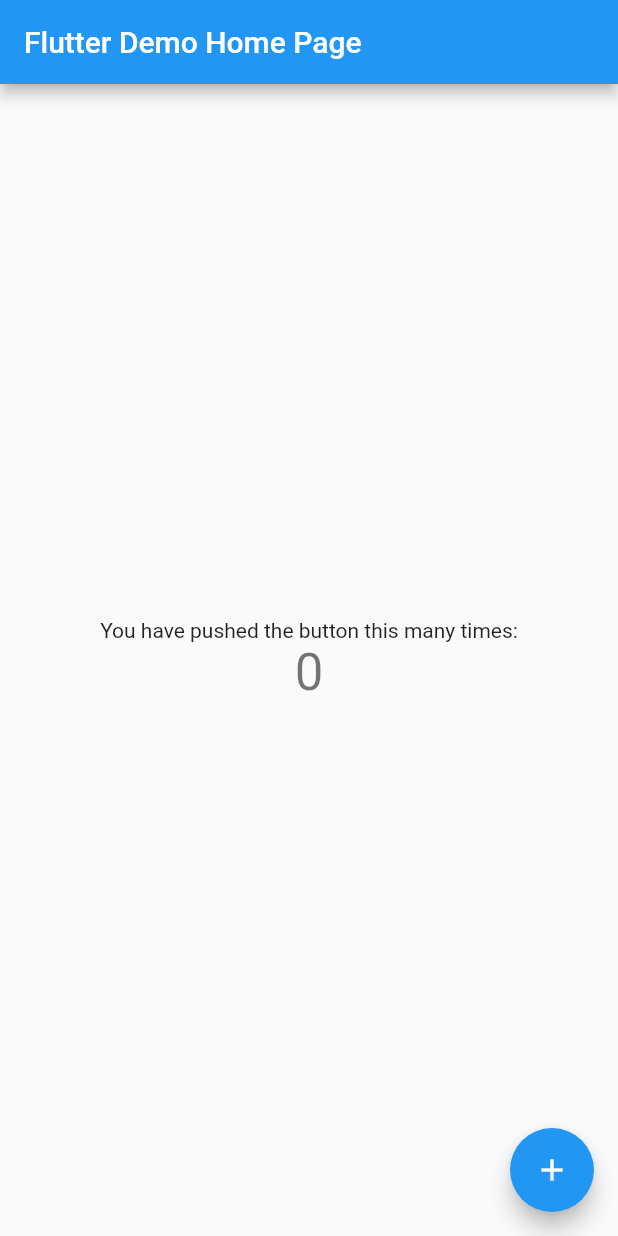
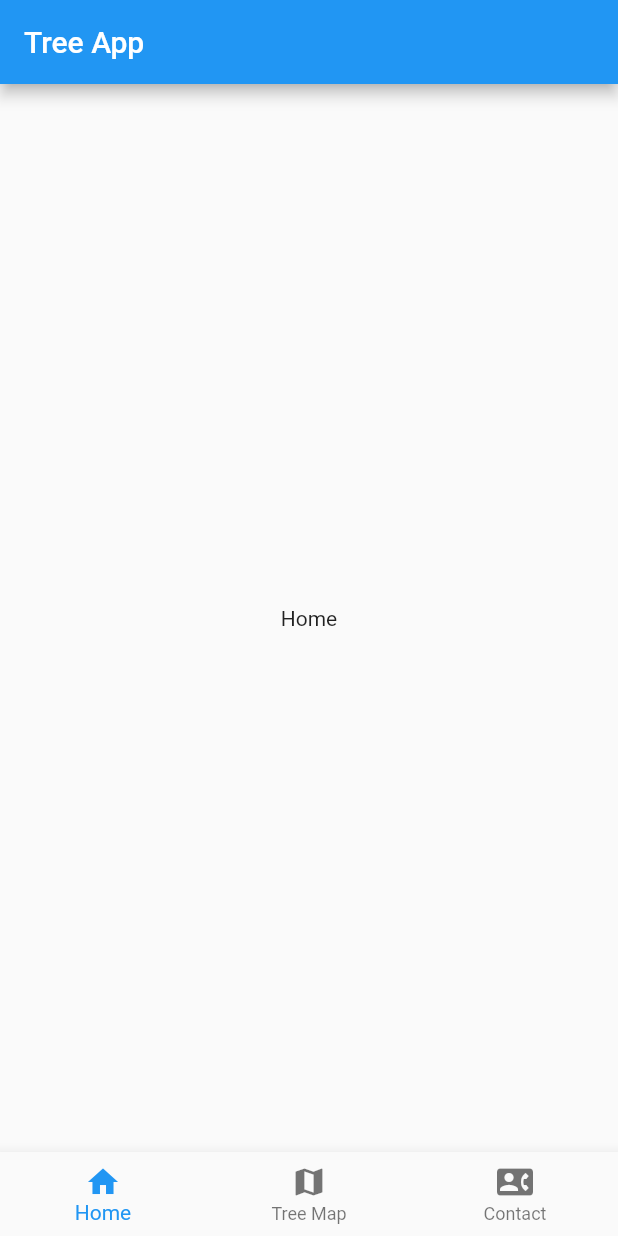
Before and after one commit to MikeVasaski/Mobile-App-Project2023-Group2, a Flutter app: the screen it shows after launch, on a phone screen of 412 x 824 dp. Run offline on Flutter 3.47's test engine with Material 2 defaults, Android fonts, the light colour scheme and no system bars; our stand-ins replace flutter_map.

Commit message:
Add Navbar in homepage

```diff
--- a/mobilpgroup2/lib/main.dart
+++ b/mobilpgroup2/lib/main.dart
@@ -1,66 +1,16 @@
 import 'package:flutter/material.dart';
+import 'package:mobilpgroup2/pages/home.dart';
 
 void main() {
-  runApp(const MyApp());
+  runApp(MyApp());
 }
 
 class MyApp extends StatelessWidget {
-  const MyApp({super.key});
-
-  // This widget is the root of your application.
   @override
   Widget build(BuildContext context) {
     return MaterialApp(
-      title: 'Flutter Demo',
-      theme: ThemeData(
-        primarySwatch: Colors.blue,
-      ),
-      home: const MyHomePage(title: 'Flutter Demo Home Page'),
+      title: 'My App',
+      home: HomePage(),
     );
   }
 }
-
-class MyHomePage extends StatefulWidget {
-  const MyHomePage({Key? key, required this.title}) : super(key: key);
-  final String title;
-
-  @override
-  State<MyHomePage> createState() => _MyHomePageState();
-}
-
-class _MyHomePageState extends State<MyHomePage> {
-  int _counter = 0;
-  void _incrementCounter() {
-    setState(() {
-      _counter++;
-    });
-  }
-
-  @override
-  Widget build(BuildContext context) {
-    return Scaffold(
-      appBar: AppBar(
-        title: Text(widget.title),
-      ),
-      body: Center(
-        child: Column(
-          mainAxisAlignment: MainAxisAlignment.center,
-          children: <Widget>[
-            const Text(
-              'You have pushed the button this many times:',
-            ),
-            Text(
-              '$_counter',
-              style: Theme.of(context).textTheme.headlineMedium,
-            ),
-          ],
-        ),
-      ),
-      floatingActionButton: FloatingActionButton(
-        onPressed: _incrementCounter,
-        tooltip: 'Increment',
-        child: const Icon(Icons.add),
-      ), // This trailing comma makes auto-formatting nicer for build methods.
-    );
-  }
-}
--- a/mobilpgroup2/lib/pages/home.dart
+++ b/mobilpgroup2/lib/pages/home.dart
@@ -0,0 +1,54 @@
+import 'package:flutter/material.dart';
+
+class HomePage extends StatefulWidget {
+  const HomePage({Key? key}) : super(key: key);
+
+  @override
+  _HomePageState createState() => _HomePageState();
+}
+
+class _HomePageState extends State<HomePage> {
+  int _selectedIndex = 0;
+
+  static List<Widget> _widgetOptions = <Widget>[
+    Text('Home'),
+    Text('Tree Map'),
+    Text('Contact'),
+  ];
+
+  void _onItemTapped(int index) {
+    setState(() {
+      _selectedIndex = index;
+    });
+  }
+
+  @override
+  Widget build(BuildContext context) {
+    return Scaffold(
+      appBar: AppBar(
+        title: Text('Tree App'),
+      ),
+      body: Center(
+        child: _widgetOptions.elementAt(_selectedIndex),
+      ),
+      bottomNavigationBar: BottomNavigationBar(
+        items: const <BottomNavigationBarItem>[
+          BottomNavigationBarItem(
+            icon: Icon(Icons.home),
+            label: 'Home',
+          ),
+          BottomNavigationBarItem(
+            icon: Icon(Icons.map),
+            label: 'Tree Map',
+          ),
+          BottomNavigationBarItem(
+            icon: Icon(Icons.contact_phone),
+            label: 'Contact',
+          ),
+        ],
+        currentIndex: _selectedIndex,
+        onTap: _onItemTapped,
+      ),
+    );
+  }
+}
--- a/mobilpgroup2/pubspec.yaml
+++ b/mobilpgroup2/pubspec.yaml
@@ -30,7 +30,8 @@
 dependencies:
   flutter:
     sdk: flutter
-
+  flutter_map: ^3.1.0
+  latlong2: ^0.8.1
 
   # The following adds the Cupertino Icons font to your application.
   # Use with the CupertinoIcons class for iOS style icons.
```
Also changed, not shown: mobilpgroup2/lib/pages/contact.dart (+31 -0 lines), mobilpgroup2/lib/pages/treesmap.dart (+8 -9 lines), mobilpgroup2/pubspec.lock, 1 other file.
